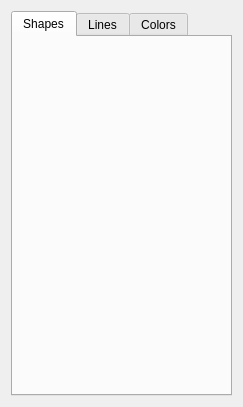
First picture: the form in plugins/generators/multigridpattern/wdgmultigridpatternoptions.ui, repository KDE/krita, before the edit.
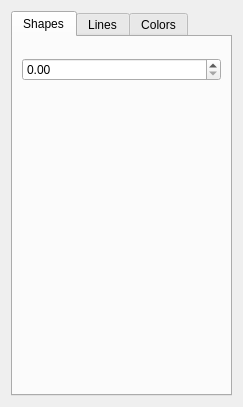
Second picture: the form after the edit. Custom widgets are drawn as their Qt base class.

Commit message:
ui: Fix Designer not rendering KisDoubleSliderSpinBox as QDoubleSpinBox
Part-of: <https://invent.kde.org/graphics/krita/-/merge_requests/1742>

```diff
--- a/plugins/generators/multigridpattern/wdgmultigridpatternoptions.ui
+++ b/plugins/generators/multigridpattern/wdgmultigridpatternoptions.ui
@@ -173,7 +173,7 @@
   </customwidget>
   <customwidget>
    <class>KisDoubleSliderSpinBox</class>
-   <extends>QWidget</extends>
+   <extends>QDoubleSpinBox</extends>
    <header>kis_slider_spin_box.h</header>
    <container>1</container>
   </customwidget>
```
The commit also changes 54 other files.
